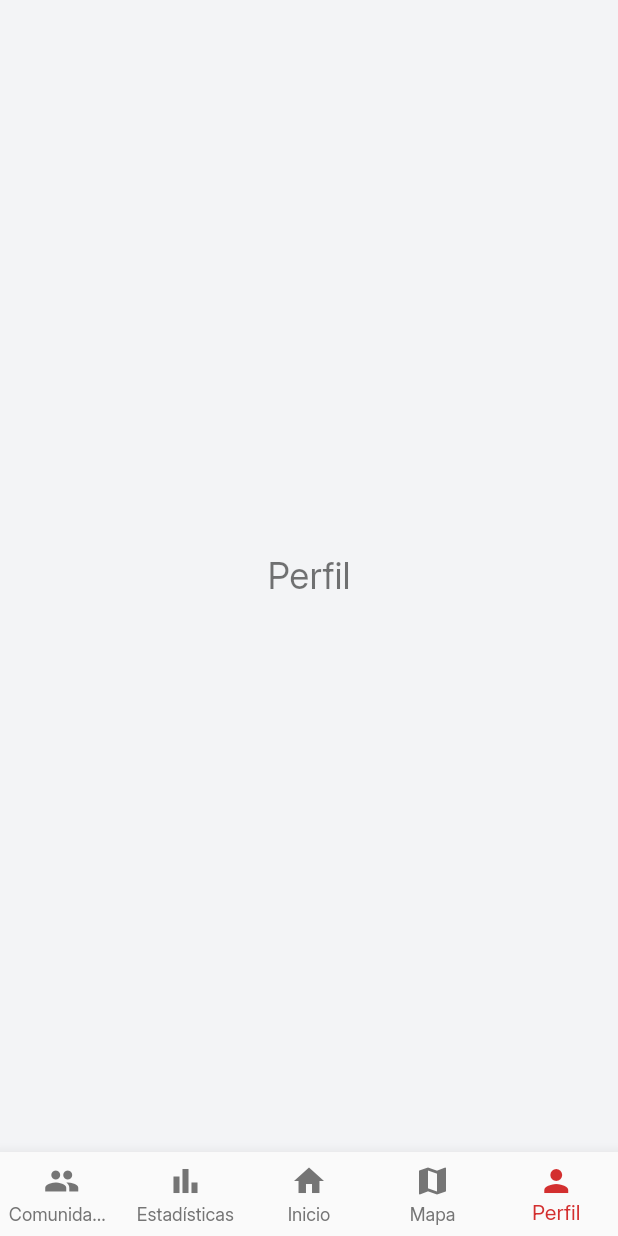
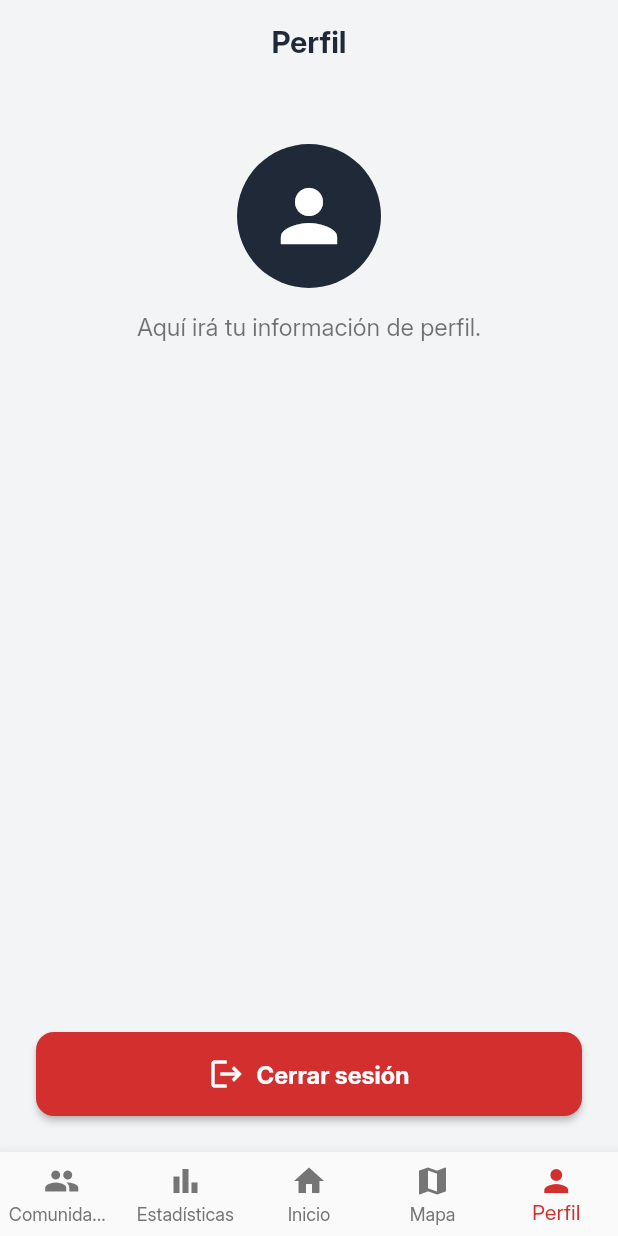
Before and after one commit to IsaacPater31/guardian, a Flutter app: the screen it shows once a user with an empty profile is signed in, item 5 of the bottom bar chosen, on a phone screen of 412 x 824 dp. Run offline on Flutter 3.47's test engine with Material 3 defaults, Android fonts, the phone set to English and light mode, and no system bars; our stand-ins replace firebase_auth, firebase_core, google_sign_in; accounts and stored records are empty.

Commit message:
🐛: fix session persistence and logout flow - The user now stays logged in after closing and reopening the - Removed manual redirection to MainView from LoginView, letting AuthGate handle navigation. - Added "Sign out" button on Profile, with visual feedback and real logout.

```diff
--- a/lib/main.dart
+++ b/lib/main.dart
@@ -1,10 +1,14 @@
 import 'package:flutter/material.dart';
 import 'package:firebase_core/firebase_core.dart';
+//import 'package:firebase_auth/firebase_auth.dart';        // <-- agrega esto
 import 'package:guardian/views/auth/auth_gate.dart';
 
 void main() async {
   WidgetsFlutterBinding.ensureInitialized();
   await Firebase.initializeApp();
+
+  //await FirebaseAuth.instance.signOut();
+
   runApp(const MyApp());
 }
 
@@ -26,7 +30,7 @@ class MyApp extends StatelessWidget {
           bodyMedium: TextStyle(fontWeight: FontWeight.w400),
         ),
       ),
-      home: const AuthGate(), // <-- Cambio aquí
+      home: const AuthGate(), // <--- ¡Así está bien!
     );
   }
 }
--- a/lib/views/login_view.dart
+++ b/lib/views/login_view.dart
@@ -1,6 +1,5 @@
 import 'package:flutter/material.dart';
 import 'package:guardian/controllers/login_controller.dart';
-import 'package:guardian/views/main_app/main_view.dart';
 import 'package:guardian/views/register_view.dart';
 
 class LoginView extends StatefulWidget {
@@ -54,17 +53,14 @@ class _LoginViewState extends State<LoginView> {
     if (!mounted) return;
     setState(() => _isLoadingEmail = false);
 
-    if (error == null) {
-      Navigator.pushReplacement(
-        context,
-        MaterialPageRoute(builder: (_) => const MainView()),
-      );
-    } else {
+    if (error != null) {
       ScaffoldMessenger.of(context).showSnackBar(
         SnackBar(content: Text(error)),
       );
     }
+    // Si el login fue exitoso, AuthGate llevará automáticamente a MainView
   }
+
 
   Future<void> _handleGoogleLogin() async {
   setState(() => _isLoadingGoogle = true);
@@ -72,17 +68,14 @@ class _LoginViewState extends State<LoginView> {
   if (!mounted) return;
   setState(() => _isLoadingGoogle = false);
 
-    if (error == null) {
-      Navigator.pushReplacement(
-        context,
-        MaterialPageRoute(builder: (_) => const MainView()),
-      );
-    } else {
+  if (error != null) {
     ScaffoldMessenger.of(context).showSnackBar(
       SnackBar(content: Text(error)),
     );
   }
+  // Si el login fue exitoso, AuthGate llevará automáticamente a MainView
 }
+
 
   @override
   Widget build(BuildContext context) {
--- a/lib/views/main_app/perfil_view.dart
+++ b/lib/views/main_app/perfil_view.dart
@@ -1,14 +1,79 @@
 import 'package:flutter/material.dart';
+import 'package:firebase_auth/firebase_auth.dart';
 
 class PerfilView extends StatelessWidget {
   const PerfilView({super.key});
 
+  Future<void> _signOut(BuildContext context) async {
+    await FirebaseAuth.instance.signOut();
+    // Solo mostrar mensaje si el contexto está montado
+    if (context.mounted) {
+      ScaffoldMessenger.of(context).showSnackBar(
+        const SnackBar(content: Text('Sesión cerrada')),
+      );
+    }
+  }
+
   @override
   Widget build(BuildContext context) {
-    return const Center(
-      child: Text(
-        'Perfil',
-        style: TextStyle(fontSize: 24, color: Colors.black54),
+    // final user = FirebaseAuth.instance.currentUser;
+
+    return Scaffold(
+      appBar: AppBar(
+        backgroundColor: Colors.transparent,
+        elevation: 0,
+        title: const Text(
+          'Perfil',
+          style: TextStyle(
+            color: Color(0xFF1F2937),
+            fontWeight: FontWeight.bold,
+          ),
+        ),
+        centerTitle: true,
+      ),
+      body: SafeArea(
+        child: Column(
+          children: [
+            const SizedBox(height: 40),
+            const CircleAvatar(
+              radius: 48,
+              backgroundColor: Color(0xFF1F2937),
+              child: Icon(Icons.person, size: 56, color: Colors.white),
+            ),
+            const SizedBox(height: 16),
+            // Text(user?.email ?? '', style: const TextStyle(fontSize: 16)),
+            const Text(
+              "Aquí irá tu información de perfil.",
+              style: TextStyle(fontSize: 16, color: Colors.black54),
+            ),
+            const Spacer(),
+            Padding(
+              padding: const EdgeInsets.symmetric(horizontal: 24, vertical: 24),
+              child: SizedBox(
+                width: double.infinity,
+                child: ElevatedButton.icon(
+                  onPressed: () => _signOut(context),
+                  style: ElevatedButton.styleFrom(
+                    backgroundColor: const Color(0xFFD32F2F),
+                    padding: const EdgeInsets.symmetric(vertical: 16),
+                    shape: RoundedRectangleBorder(
+                      borderRadius: BorderRadius.circular(12),
+                    ),
+                  ),
+                  icon: const Icon(Icons.logout, color: Colors.white),
+                  label: const Text(
+                    'Cerrar sesión',
+                    style: TextStyle(
+                      color: Colors.white,
+                      fontWeight: FontWeight.w600,
+                      fontSize: 16,
+                    ),
+                  ),
+                ),
+              ),
+            ),
+          ],
+        ),
       ),
     );
   }
```
Lines whose indentation alone changed are shown as unchanged.
